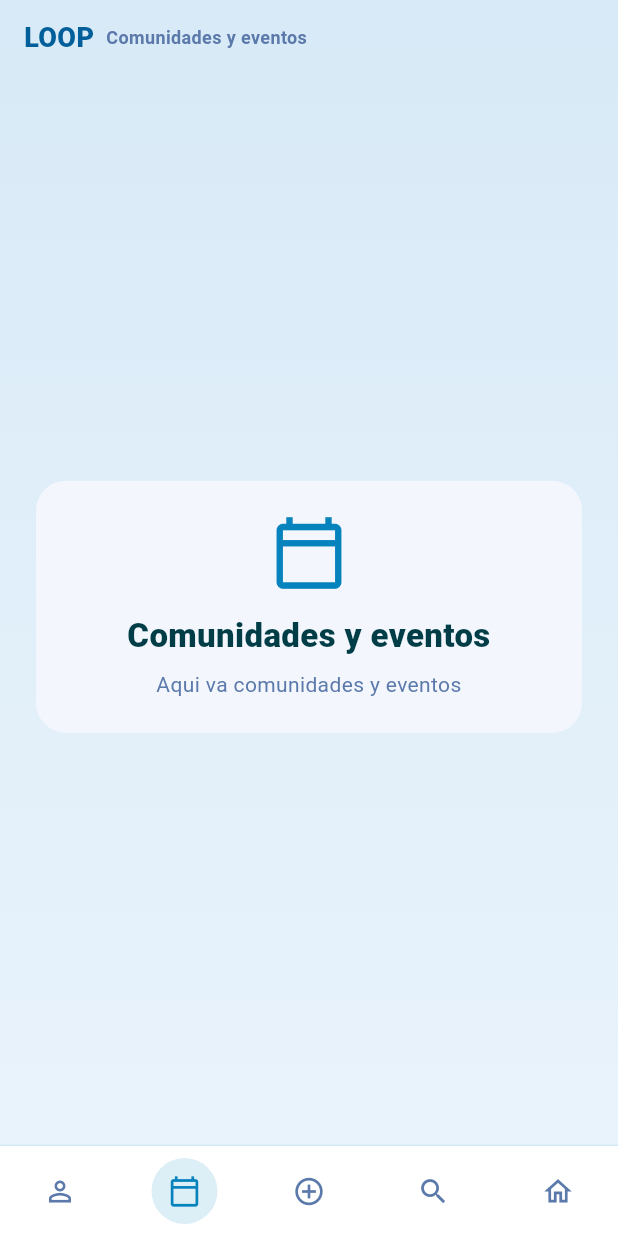
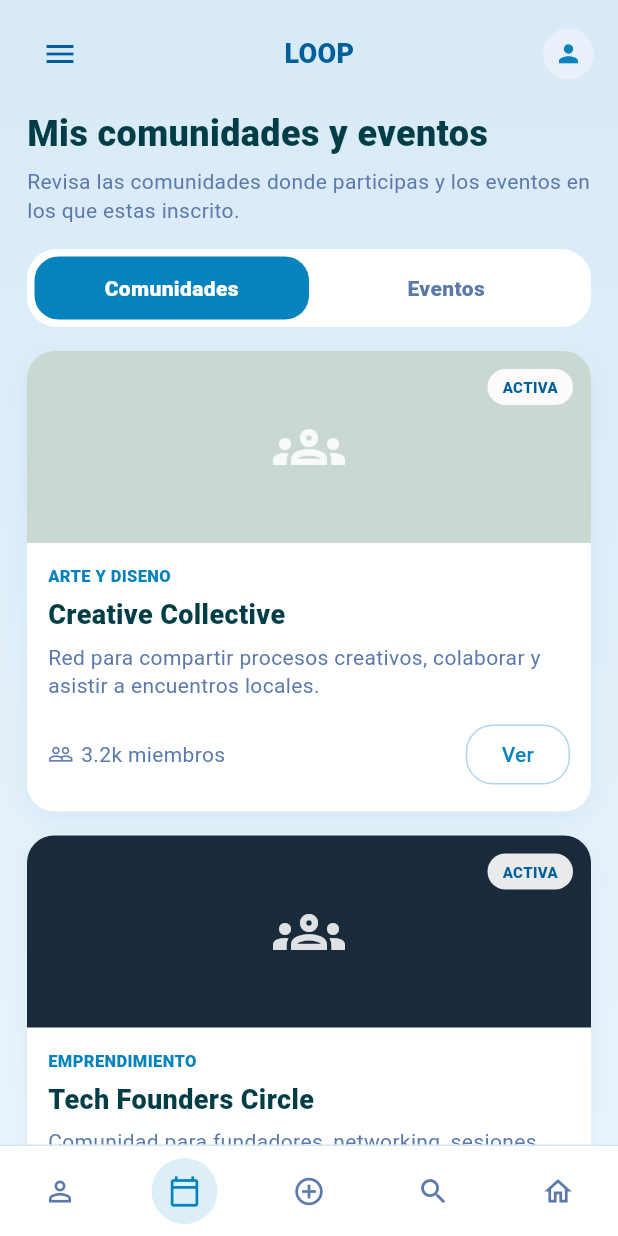
Before and after one commit to fcomendez/eventosloop, a Flutter app: the FeedHomeView screen opened directly, item 2 of the bottom bar chosen, on a phone screen of 412 x 824 dp. Run offline on Flutter 3.47's test engine with Material 3 defaults, Android fonts, the phone set to English and light mode, and no system bars; our stand-ins replace google_sign_in, supabase_flutter; accounts and stored records are empty.

Commit message:
Agrega vista de comunidades y eventos inscritos.
Incluye tabs de comunidades y eventos con tarjetas mock y boton Ver.

Co-authored-by: Cursor <cursoragent@cursor.com>

```diff
--- /dev/null
+++ b/lib/features/communities/views/communities_events_view.dart
@@ -0,0 +1,563 @@
+import 'package:eventosloop/core/theme/app_colors.dart';
+import 'package:eventosloop/core/widgets/barra_interactiva.dart';
+import 'package:eventosloop/features/main_navigation/views/nav_placeholder_view.dart';
+import 'package:flutter/material.dart';
+
+class CommunitiesEventsView extends StatefulWidget {
+  const CommunitiesEventsView({super.key});
+
+  @override
+  State<CommunitiesEventsView> createState() => _CommunitiesEventsViewState();
+}
+
+class _CommunitiesEventsViewState extends State<CommunitiesEventsView> {
+  int _selectedTab = 0;
+
+  @override
+  Widget build(BuildContext context) {
+    return Scaffold(
+      body: Container(
+        width: double.infinity,
+        decoration: const BoxDecoration(
+          gradient: LinearGradient(
+            begin: Alignment.topCenter,
+            end: Alignment.bottomCenter,
+            colors: <Color>[Color(0xFFD8EAF7), Color(0xFFEAF4FC)],
+          ),
+        ),
+        child: SafeArea(
+          child: Column(
+            children: <Widget>[
+              const _TopBar(),
+              Padding(
+                padding: const EdgeInsets.fromLTRB(18, 8, 18, 12),
+                child: Column(
+                  crossAxisAlignment: CrossAxisAlignment.start,
+                  children: <Widget>[
+                    const Text(
+                      'Mis comunidades y eventos',
+                      style: TextStyle(
+                        color: AppColors.textPrimary,
+                        fontSize: 24,
+                        fontWeight: FontWeight.w900,
+                      ),
+                    ),
+                    const SizedBox(height: 6),
+                    const Text(
+                      'Revisa las comunidades donde participas y los eventos en los que estas inscrito.',
+                      style: TextStyle(
+                        color: AppColors.textSecondary,
+                        height: 1.35,
+                      ),
+                    ),
+                    const SizedBox(height: 16),
+                    _SegmentedTabs(
+                      selectedTab: _selectedTab,
+                      onChanged: (int value) {
+                        setState(() {
+                          _selectedTab = value;
+                        });
+                      },
+                    ),
+                  ],
+                ),
+              ),
+              Expanded(
+                child: _selectedTab == 0
+                    ? const _CommunitiesList()
+                    : const _RegisteredEventsList(),
+              ),
+              BarraInteractiva(
+                selected: BarraInteractivaItem.comunidades,
+                onTap: (BarraInteractivaItem item) {
+                  if (item == BarraInteractivaItem.comunidades) {
+                    return;
+                  }
+                  navigateFromBar(context, item);
+                },
+              ),
+            ],
+          ),
+        ),
+      ),
+    );
+  }
+}
+
+class _TopBar extends StatelessWidget {
+  const _TopBar();
+
+  @override
+  Widget build(BuildContext context) {
+    return Padding(
+      padding: const EdgeInsets.fromLTRB(16, 12, 16, 4),
+      child: Row(
+        children: <Widget>[
+          IconButton(
+            onPressed: () {
+              if (Navigator.of(context).canPop()) {
+                Navigator.of(context).pop();
+              }
+            },
+            icon: const Icon(Icons.menu),
+            color: AppColors.primaryDark,
+          ),
+          const Expanded(
+            child: Text(
+              'LOOP',
+              textAlign: TextAlign.center,
+              style: TextStyle(
+                color: AppColors.primaryDark,
+                fontSize: 18,
+                fontWeight: FontWeight.w900,
+              ),
+            ),
+          ),
+          const CircleAvatar(
+            radius: 17,
+            backgroundColor: AppColors.inputBackground,
+            child: Icon(Icons.person, color: AppColors.primary, size: 19),
+          ),
+        ],
+      ),
+    );
+  }
+}
+
+class _SegmentedTabs extends StatelessWidget {
+  const _SegmentedTabs({
+    required this.selectedTab,
+    required this.onChanged,
+  });
+
+  final int selectedTab;
+  final ValueChanged<int> onChanged;
+
+  @override
+  Widget build(BuildContext context) {
+    return Container(
+      padding: const EdgeInsets.all(5),
+      decoration: BoxDecoration(
+        color: AppColors.white,
+        borderRadius: BorderRadius.circular(20),
+      ),
+      child: Row(
+        children: <Widget>[
+          _tab(index: 0, label: 'Comunidades'),
+          _tab(index: 1, label: 'Eventos'),
+        ],
+      ),
+    );
+  }
+
+  Widget _tab({
+    required int index,
+    required String label,
+  }) {
+    final bool active = selectedTab == index;
+    return Expanded(
+      child: InkWell(
+        borderRadius: BorderRadius.circular(16),
+        onTap: () => onChanged(index),
+        child: AnimatedContainer(
+          duration: const Duration(milliseconds: 160),
+          padding: const EdgeInsets.symmetric(vertical: 11),
+          decoration: BoxDecoration(
+            color: active ? AppColors.primary : Colors.transparent,
+            borderRadius: BorderRadius.circular(16),
+          ),
+          child: Text(
+            label,
+            textAlign: TextAlign.center,
+            style: TextStyle(
+              color: active ? AppColors.white : AppColors.textSecondary,
+              fontWeight: FontWeight.w900,
+            ),
+          ),
+        ),
+      ),
+    );
+  }
+}
+
+class _CommunitiesList extends StatelessWidget {
+  const _CommunitiesList();
+
+  @override
+  Widget build(BuildContext context) {
+    return ListView(
+      padding: const EdgeInsets.fromLTRB(18, 4, 18, 22),
+      children: const <Widget>[
+        _CommunityMemberCard(
+          title: 'Creative Collective',
+          category: 'Arte y diseno',
+          description:
+              'Red para compartir procesos creativos, colaborar y asistir a encuentros locales.',
+          activity: '3.2k miembros',
+          color: Color(0xFFC9D9D1),
+        ),
+        _CommunityMemberCard(
+          title: 'Tech Founders Circle',
+          category: 'Emprendimiento',
+          description:
+              'Comunidad para fundadores, networking, sesiones tecnicas y revision de ideas.',
+          activity: '980 miembros',
+          color: Color(0xFF192B3A),
+        ),
+        _CommunityMemberCard(
+          title: 'Open Source Explorers',
+          category: 'Tecnologia',
+          description:
+              'Grupo para aprender, crear proyectos y compartir recursos de desarrollo.',
+          activity: '1.2k miembros',
+          color: Color(0xFF0E3554),
+        ),
+        _CommunityMemberCard(
+          title: 'Digital Canvas Lab',
+          category: 'Fotografia y arte',
+          description:
+              'Explora herramientas visuales, exposiciones y actividades colaborativas.',
+          activity: '640 miembros',
+          color: Color(0xFFD8B46A),
+        ),
+      ],
+    );
+  }
+}
+
+class _CommunityMemberCard extends StatelessWidget {
+  const _CommunityMemberCard({
+    required this.title,
+    required this.category,
+    required this.description,
+    required this.activity,
+    required this.color,
+  });
+
+  final String title;
+  final String category;
+  final String description;
+  final String activity;
+  final Color color;
+
+  @override
+  Widget build(BuildContext context) {
+    return Container(
+      margin: const EdgeInsets.only(bottom: 16),
+      decoration: BoxDecoration(
+        color: AppColors.white,
+        borderRadius: BorderRadius.circular(18),
+        boxShadow: <BoxShadow>[
+          BoxShadow(
+            color: AppColors.primaryDark.withValues(alpha: 0.06),
+            blurRadius: 12,
+            offset: const Offset(0, 5),
+          ),
+        ],
+      ),
+      child: Column(
+        crossAxisAlignment: CrossAxisAlignment.start,
+        children: <Widget>[
+          Container(
+            height: 128,
+            decoration: BoxDecoration(
+              color: color,
+              borderRadius: const BorderRadius.vertical(
+                top: Radius.circular(18),
+              ),
+            ),
+            child: Stack(
+              children: <Widget>[
+                Center(
+                  child: Icon(
+                    Icons.groups_outlined,
+                    size: 48,
+                    color: AppColors.white.withValues(alpha: 0.86),
+                  ),
+                ),
+                Positioned(
+                  right: 12,
+                  top: 12,
+                  child: Container(
+                    padding:
+                        const EdgeInsets.symmetric(horizontal: 10, vertical: 5),
+                    decoration: BoxDecoration(
+                      color: AppColors.white.withValues(alpha: 0.9),
+                      borderRadius: BorderRadius.circular(18),
+                    ),
+                    child: const Text(
+                      'ACTIVA',
+                      style: TextStyle(
+                        color: AppColors.primaryDark,
+                        fontSize: 10,
+                        fontWeight: FontWeight.w900,
+                      ),
+                    ),
+                  ),
+                ),
+              ],
+            ),
+          ),
+          Padding(
+            padding: const EdgeInsets.all(14),
+            child: Column(
+              crossAxisAlignment: CrossAxisAlignment.start,
+              children: <Widget>[
+                Text(
+                  category.toUpperCase(),
+                  style: const TextStyle(
+                    color: AppColors.primary,
+                    fontSize: 11,
+                    fontWeight: FontWeight.w900,
+                  ),
+                ),
+                const SizedBox(height: 5),
+                Text(
+                  title,
+                  style: const TextStyle(
+                    color: AppColors.textPrimary,
+                    fontSize: 18,
+                    fontWeight: FontWeight.w900,
+                  ),
+                ),
+                const SizedBox(height: 6),
+                Text(
+                  description,
+                  maxLines: 2,
+                  overflow: TextOverflow.ellipsis,
+                  style: const TextStyle(
+                    color: AppColors.textSecondary,
+                    height: 1.34,
+                  ),
+                ),
+                const SizedBox(height: 12),
+                Row(
+                  children: <Widget>[
+                    const Icon(
+                      Icons.people_outline,
+                      size: 17,
+                      color: AppColors.textSecondary,
+                    ),
+                    const SizedBox(width: 5),
+                    Text(
+                      activity,
+                      style: const TextStyle(color: AppColors.textSecondary),
+                    ),
+                    const Spacer(),
+                    OutlinedButton(
+                      onPressed: () {},
+                      style: OutlinedButton.styleFrom(
+                        foregroundColor: AppColors.primary,
+                        side: const BorderSide(color: AppColors.divider),
+                        shape: RoundedRectangleBorder(
+                          borderRadius: BorderRadius.circular(18),
+                        ),
+                      ),
+                      child: const Text('Ver'),
+                    ),
+                  ],
+                ),
+              ],
+            ),
+          ),
+        ],
+      ),
+    );
+  }
+}
+
+class _RegisteredEventsList extends StatelessWidget {
+  const _RegisteredEventsList();
+
+  @override
+  Widget build(BuildContext context) {
+    return ListView(
+      padding: const EdgeInsets.fromLTRB(18, 4, 18, 22),
+      children: const <Widget>[
+        _RegisteredEventCard(
+          title: 'UX/UI Mastery: The Luminous Curator Deep Dive',
+          category: 'Diseno colectivo',
+          date: 'Manana, 24 Oct',
+          time: '6:30 PM - 8:00 PM',
+          color: Color(0xFF0E3554),
+          highlighted: true,
+        ),
+        _RegisteredEventCard(
+          title: 'Digital Storytelling in the Age of AI',
+          category: 'LOOP creators',
+          date: 'Sab, 28 Oct',
+          time: '11:00 AM - 12:30 PM',
+          color: Color(0xFF7A4D22),
+        ),
+        _RegisteredEventCard(
+          title: 'Founder Meetup: Scaling Beyond Zero',
+          category: 'Startup hub',
+          date: 'Mar, 31 Oct',
+          time: '5:00 PM - 7:00 PM',
+          color: Color(0xFF4D6B73),
+        ),
+      ],
+    );
+  }
+}
+
+class _RegisteredEventCard extends StatelessWidget {
+  const _RegisteredEventCard({
+    required this.title,
+    required this.category,
+    required this.date,
+    required this.time,
+    required this.color,
+    this.highlighted = false,
+  });
+
+  final String title;
+  final String category;
+  final String date;
+  final String time;
+  final Color color;
+  final bool highlighted;
+
+  @override
+  Widget build(BuildContext context) {
+    return Container(
+      margin: const EdgeInsets.only(bottom: 18),
+      decoration: BoxDecoration(
+        color: AppColors.white,
+        borderRadius: BorderRadius.circular(18),
+        boxShadow: <BoxShadow>[
+          BoxShadow(
+            color: AppColors.primaryDark.withValues(alpha: 0.06),
+            blurRadius: 12,
+            offset: const Offset(0, 5),
+          ),
+        ],
+      ),
+      child: Column(
+        crossAxisAlignment: CrossAxisAlignment.start,
+        children: <Widget>[
+          Container(
+            height: 150,
+            decoration: BoxDecoration(
+              color: color,
+              borderRadius: const BorderRadius.vertical(
+                top: Radius.circular(18),
+              ),
+            ),
+            child: Stack(
+              children: <Widget>[
+                Center(
+                  child: Icon(
+                    Icons.confirmation_number_outlined,
+                    size: 52,
+                    color: AppColors.white.withValues(alpha: 0.9),
+                  ),
+                ),
+                if (highlighted)
+                  Positioned(
+                    left: 12,
+                    top: 12,
+                    child: Container(
+                      padding: const EdgeInsets.symmetric(
+                        horizontal: 10,
+                        vertical: 5,
+                      ),
+                      decoration: BoxDecoration(
+                        color: AppColors.primary,
+                        borderRadius: BorderRadius.circular(16),
+                      ),
+                      child: const Text(
+                        'EVENTO FLASH',
+                        style: TextStyle(
+                          color: AppColors.white,
+                          fontSize: 10,
+                          fontWeight: FontWeight.w900,
+                        ),
+                      ),
+                    ),
+                  ),
+              ],
+            ),
+          ),
+          Padding(
+            padding: const EdgeInsets.all(14),
+            child: Column(
+              crossAxisAlignment: CrossAxisAlignment.start,
+              children: <Widget>[
+                Text(
+                  category.toUpperCase(),
+                  style: const TextStyle(
+                    color: AppColors.primary,
+                    fontSize: 11,
+                    fontWeight: FontWeight.w900,
+                  ),
+                ),
+                const SizedBox(height: 5),
+                Text(
+                  title,
+                  style: const TextStyle(
+                    color: AppColors.textPrimary,
+                    fontSize: 18,
+                    fontWeight: FontWeight.w900,
+                  ),
+                ),
+                const SizedBox(height: 10),
+                Row(
+                  children: <Widget>[
+                    const Icon(
+                      Icons.calendar_month_outlined,
+                      size: 16,
+                      color: AppColors.textSecondary,
+                    ),
+                    const SizedBox(width: 6),
+                    Text(
+                      date,
+                      style: const TextStyle(color: AppColors.textSecondary),
+                    ),
+                  ],
+                ),
+                const SizedBox(height: 5),
+                Row(
+                  children: <Widget>[
+                    const Icon(
+                      Icons.access_time,
+                      size: 16,
+                      color: AppColors.textSecondary,
+                    ),
+                    const SizedBox(width: 6),
+                    Text(
+                      time,
+                      style: const TextStyle(color: AppColors.textSecondary),
+                    ),
+                  ],
+                ),
+                const SizedBox(height: 14),
+                SizedBox(
+                  width: double.infinity,
+                  child: ElevatedButton(
+                    onPressed: () {},
+                    style: ElevatedButton.styleFrom(
+                      backgroundColor:
+                          highlighted ? AppColors.primary : AppColors.white,
+                      foregroundColor:
+                          highlighted ? AppColors.white : AppColors.primary,
+                      side: highlighted
+                          ? BorderSide.none
+                          : const BorderSide(color: AppColors.primary),
+                      shape: RoundedRectangleBorder(
+                        borderRadius: BorderRadius.circular(18),
+                      ),
+                    ),
+                    child: Text(
+                      highlighted ? 'Ver entrada' : 'Detalles del evento',
+                    ),
+                  ),
+                ),
+              ],
+            ),
+          ),
+        ],
+      ),
+    );
+  }
+}
```
Also changed, not shown: lib/features/main_navigation/views/nav_placeholder_view.dart (+2 -5 lines).
